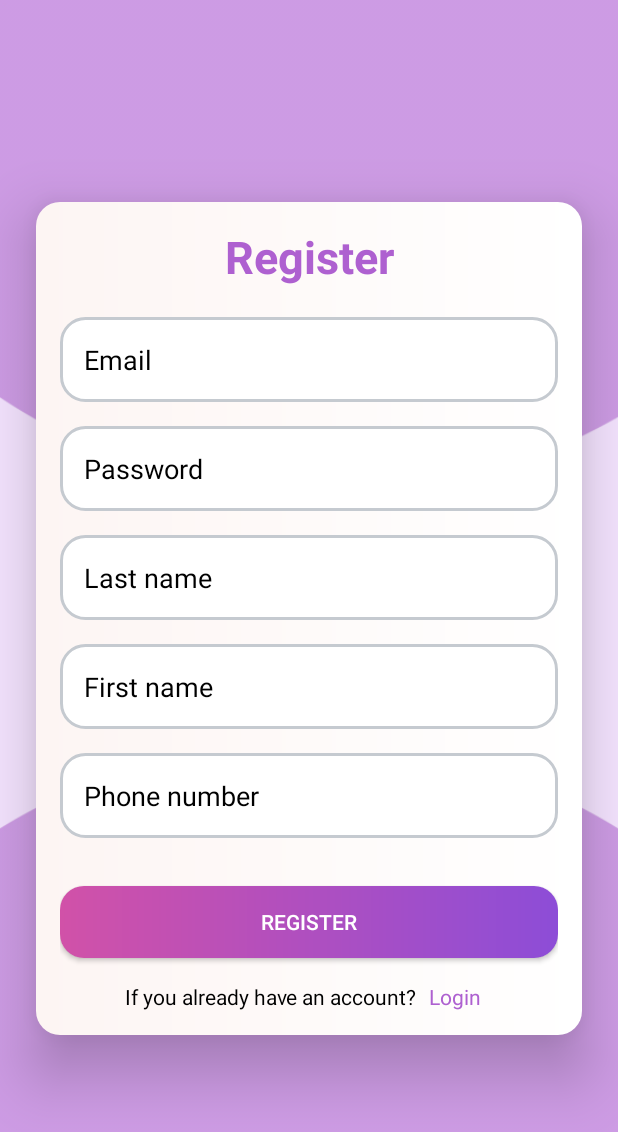
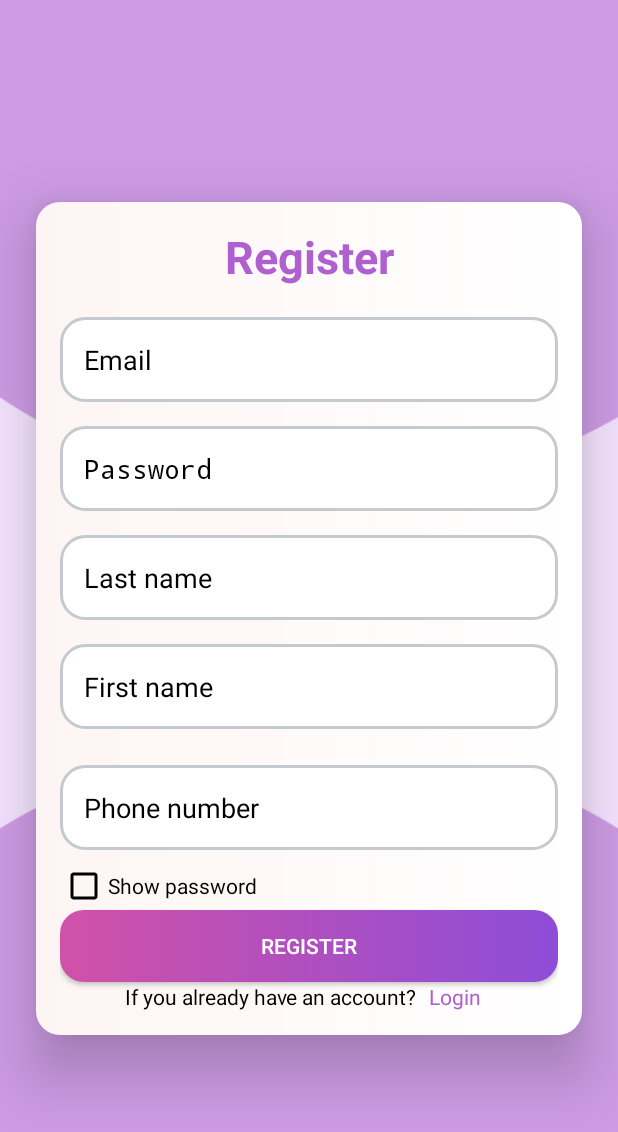
Before and after one commit to vinhhoang2810/PBL6-shoes-shop, an Android app: the RegisterActivity screen opened directly, with no data from a screen before it, on a phone screen of 412 x 824 dp. Shown: the top 1132 px of the screen. Run offline under Robolectric (Android 15) with nearby library versions, the phone set to English and light mode, and no system bars; our stand-ins replace sdp/ssp sizes; libraries missing offline, so code that uses them is left out: com.chibatching.kotpref; network calls fail.

Commit message:
format code

```diff
--- a/app/src/main/java/com/shop/shoes/project/ui/auth/LoginActivity.kt
+++ b/app/src/main/java/com/shop/shoes/project/ui/auth/LoginActivity.kt
@@ -7,6 +7,7 @@ import com.shop.shoes.project.R
 import com.shop.shoes.project.data.model.Auth
 import com.shop.shoes.project.databinding.ActivityLoginBinding
 import com.shop.shoes.project.ui.main.base.BaseActivity
+import com.shop.shoes.project.utils.Utils
 import org.koin.android.ext.android.inject
 
 class LoginActivity : BaseActivity<ActivityLoginBinding>(){
@@ -23,6 +24,9 @@ class LoginActivity : BaseActivity<ActivityLoginBinding>(){
         llRegister.setOnClickListener { startActivity(Intent(this@LoginActivity, RegisterActivity::class.java)) }
         tvLater.setOnClickListener { finish() }
         btnLogin.setOnClickListener { handleSignIn() }
+        cbShowPass.setOnCheckedChangeListener { _, isChecked ->
+            Utils.showCharactersEDT(edtPassword, isChecked)
+        }
     }
 
     private fun handleSignIn() {
--- a/app/src/main/java/com/shop/shoes/project/ui/auth/RegisterActivity.kt
+++ b/app/src/main/java/com/shop/shoes/project/ui/auth/RegisterActivity.kt
@@ -7,6 +7,7 @@ import com.shop.shoes.project.data.model.User
 import com.shop.shoes.project.databinding.ActivityRegisterBinding
 import com.shop.shoes.project.ui.main.base.BaseActivity
 import com.shop.shoes.project.utils.Constants
+import com.shop.shoes.project.utils.Utils
 import org.koin.android.ext.android.inject
 
 class RegisterActivity : BaseActivity<ActivityRegisterBinding>(){
@@ -23,6 +24,9 @@ class RegisterActivity : BaseActivity<ActivityRegisterBinding>(){
     override fun initListener() =binding.run {
         llLogin.setOnClickListener { finish() }
         btnRegister.setOnClickListener { handleSignUp() }
+        cbShowPass.setOnCheckedChangeListener { _, isChecked ->
+            Utils.showCharactersEDT(edtPassword, isChecked)
+        }
     }
 
     private fun handleSignUp() {
--- a/app/src/main/res/layout/activity_register.xml
+++ b/app/src/main/res/layout/activity_register.xml
@@ -23,28 +23,28 @@
     <View
         android:layout_width="match_parent"
         android:layout_height="0dp"
+        android:background="@drawable/view_top"
         app:layout_constraintBottom_toBottomOf="@id/guidelineTop"
-        app:layout_constraintTop_toTopOf="parent"
-        android:background="@drawable/view_top"/>
+        app:layout_constraintTop_toTopOf="parent" />
 
     <View
         android:layout_width="match_parent"
         android:layout_height="0dp"
+        android:background="@drawable/view_bottom"
         app:layout_constraintBottom_toBottomOf="parent"
-        app:layout_constraintTop_toBottomOf="@id/guidelineBot"
-        android:background="@drawable/view_bottom"/>
+        app:layout_constraintTop_toBottomOf="@id/guidelineBot" />
 
     <LinearLayout
         android:layout_width="match_parent"
         android:layout_height="wrap_content"
-        android:orientation="vertical"
-        app:layout_constraintTop_toTopOf="parent"
-        app:layout_constraintBottom_toBottomOf="parent"
         android:layout_marginHorizontal="@dimen/_24sdp"
         android:background="@drawable/bg_box"
         android:elevation="@dimen/_24sdp"
+        android:orientation="vertical"
         android:paddingHorizontal="@dimen/_16sdp"
-        android:paddingVertical="@dimen/_16sdp">
+        android:paddingVertical="@dimen/_16sdp"
+        app:layout_constraintBottom_toBottomOf="parent"
+        app:layout_constraintTop_toTopOf="parent">
 
         <TextView
             android:layout_width="match_parent"
@@ -60,62 +60,77 @@
             android:id="@+id/edtEmail"
             android:layout_width="match_parent"
             android:layout_height="wrap_content"
+            android:layout_marginBottom="@dimen/_16sdp"
+            android:background="@drawable/bg_input"
             android:hint="@string/email"
+            android:lines="1"
+            android:padding="@dimen/_16sdp"
             android:textColor="@color/black"
-            android:textColorHint="@color/black"
-            android:background="@drawable/bg_input"
-            android:padding="@dimen/_16sdp"
-            android:layout_marginBottom="@dimen/_16sdp"/>
+            android:textColorHint="@color/black" />
 
         <EditText
             android:id="@+id/edtPassword"
             android:layout_width="match_parent"
             android:layout_height="wrap_content"
+            android:layout_marginBottom="@dimen/_16sdp"
+            android:background="@drawable/bg_input"
             android:hint="@string/password"
+            android:lines="1"
+            android:padding="@dimen/_16sdp"
+            android:password="true"
             android:textColor="@color/black"
-            android:textColorHint="@color/black"
-            android:background="@drawable/bg_input"
-            android:padding="@dimen/_16sdp"
-            android:layout_marginBottom="@dimen/_16sdp"/>
+            android:textColorHint="@color/black" />
 
         <EditText
             android:id="@+id/edtLastname"
             android:layout_width="match_parent"
             android:layout_height="wrap_content"
+            android:layout_marginBottom="@dimen/_16sdp"
+            android:background="@drawable/bg_input"
             android:hint="@string/last_name"
+            android:lines="1"
+            android:padding="@dimen/_16sdp"
             android:textColor="@color/black"
-            android:textColorHint="@color/black"
-            android:background="@drawable/bg_input"
-            android:padding="@dimen/_16sdp"
-            android:layout_marginBottom="@dimen/_16sdp"/>
+            android:textColorHint="@color/black" />
 
         <EditText
             android:id="@+id/edtFirstName"
             android:layout_width="match_parent"
             android:layout_height="wrap_content"
+            android:layout_marginBottom="@dimen/_16sdp"
+            android:background="@drawable/bg_input"
             android:hint="@string/first_name"
+            android:lines="1"
+            android:padding="@dimen/_16sdp"
             android:textColor="@color/black"
-            android:textColorHint="@color/black"
-            android:background="@drawable/bg_input"
-            android:padding="@dimen/_16sdp"
-            android:layout_marginBottom="@dimen/_16sdp"/>
+            android:textColorHint="@color/black" />
 
         <EditText
             android:id="@+id/edtPhone"
             android:layout_width="match_parent"
             android:layout_height="wrap_content"
+            android:layout_marginVertical="@dimen/_8sdp"
+            android:background="@drawable/bg_input"
             android:hint="@string/phone_number"
+            android:lines="1"
+            android:padding="@dimen/_16sdp"
             android:textColor="@color/black"
-            android:textColorHint="@color/black"
-            android:background="@drawable/bg_input"
-            android:padding="@dimen/_16sdp"
-            android:layout_marginBottom="@dimen/_16sdp"/>
+            android:textColorHint="@color/black" />
+
+        <CheckBox
+            android:id="@+id/cbShowPass"
+            android:layout_width="match_parent"
+            android:layout_height="wrap_content"
+            android:layout_weight="1"
+            android:buttonTint="@color/black"
+            android:lines="1"
+            android:text="@string/show_password"
+            android:textColor="@color/black" />
 
         <Button
             android:id="@+id/btnRegister"
             android:layout_width="match_parent"
             android:layout_height="wrap_content"
-            android:layout_marginVertical="@dimen/_16sdp"
             android:background="@drawable/bg_btn"
             android:text="@string/register"
             android:textColor="@color/white" />
@@ -124,20 +139,20 @@
             android:id="@+id/llLogin"
             android:layout_width="wrap_content"
             android:layout_height="wrap_content"
-            android:orientation="horizontal"
-            android:layout_gravity="center">
+            android:layout_gravity="center"
+            android:orientation="horizontal">
 
             <TextView
                 android:layout_width="wrap_content"
                 android:layout_height="wrap_content"
-                android:text="@string/if_you_already_have_an_account"/>
+                android:text="@string/if_you_already_have_an_account" />
 
             <TextView
                 android:layout_width="wrap_content"
                 android:layout_height="wrap_content"
+                android:layout_marginHorizontal="@dimen/_8sdp"
                 android:text="@string/login"
-                android:layout_marginHorizontal="@dimen/_8sdp"
-                android:textColor="@color/color_view"/>
+                android:textColor="@color/color_view" />
         </LinearLayout>
 
     </LinearLayout>
--- a/app/src/main/res/values/strings.xml
+++ b/app/src/main/res/values/strings.xml
@@ -64,4 +64,5 @@
     <string name="delete">Detete</string>
     <string name="delete_success">Delete success!</string>
     <string name="delete_fail">Delete fail! Try again!</string>
+    <string name="show_password">Show password</string>
 </resources>
```
Also changed, not shown: app/src/main/java/com/shop/shoes/project/utils/Utils.kt (+14 -0 lines), app/src/main/res/layout/activity_login.xml (+42 -36 lines).
